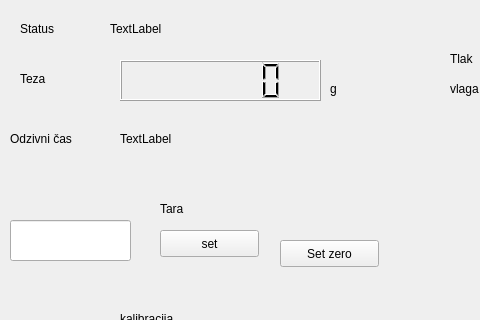
This is scale.ui in campovski/libra as Qt 5 draws it before an edit; both pictures show x 0 to 480 and y 0 to 320 of the 1102 by 916 pixel window. The edited form follows.
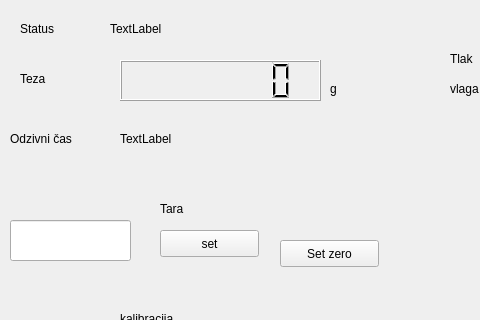
This is the edited form.

```diff
--- a/scale.ui
+++ b/scale.ui
@@ -24,7 +24,10 @@
      </rect>
     </property>
     <property name="numDigits">
-     <number>6</number>
+     <number>7</number>
+    </property>
+    <property name="digitCount">
+     <number>7</number>
     </property>
    </widget>
    <widget class="QLabel" name="static_teza">
```
Left out of the diff: 85 changed lines with no effect on the pictures.
